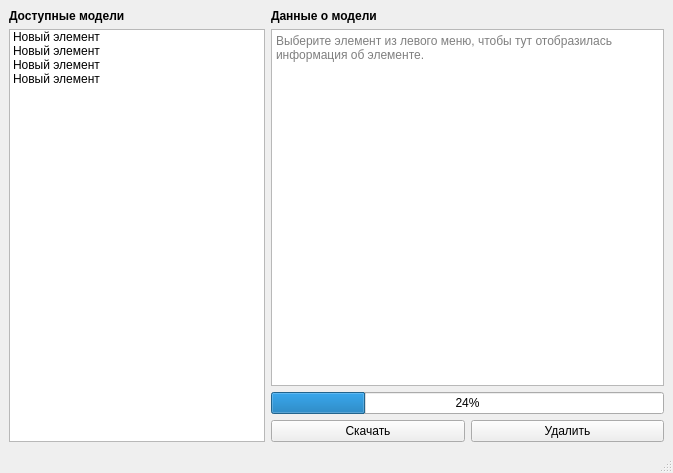
This is ui/model_management.ui in dalbsyn/cursovoi-project-1 as Qt 5 draws it before an edit. The edited form follows.
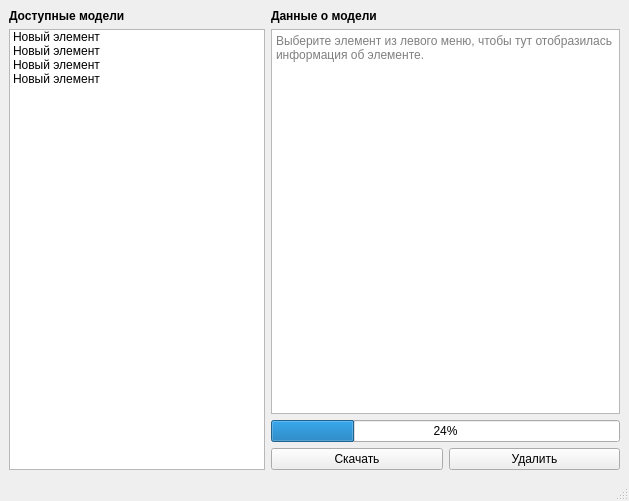
This is the edited form.

Commit message: - Общее: элементам присвоены нормальные имена; - Главное окно: было исправлено расположение элементов интерфейса -   теперь левая часть не растягивается на всю высоту окна;

Diff of the .ui file:
```diff
--- a/ui/model_management.ui
+++ b/ui/model_management.ui
@@ -6,8 +6,8 @@
    <rect>
     <x>0</x>
     <y>0</y>
-    <width>673</width>
-    <height>473</height>
+    <width>629</width>
+    <height>501</height>
    </rect>
   </property>
   <property name="windowTitle">
```
Left out of the diff: 38 changed lines with no effect on the pictures. The commit also changes 2 other files.
